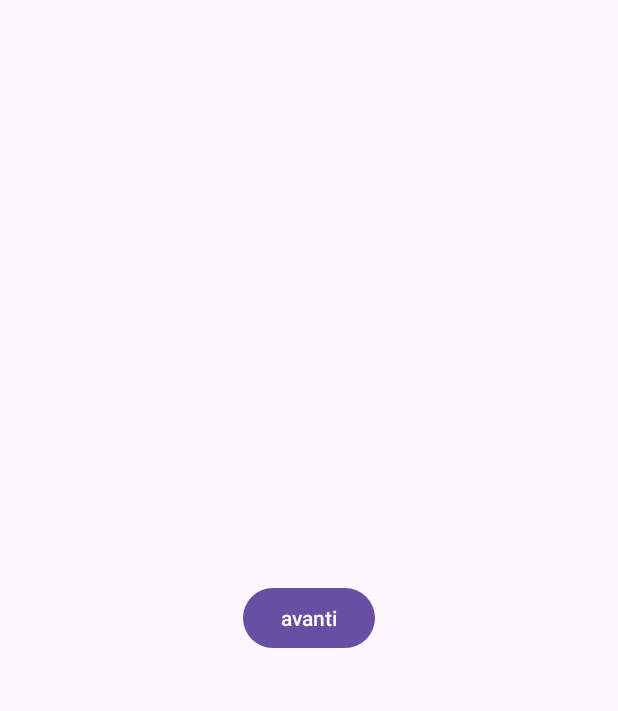
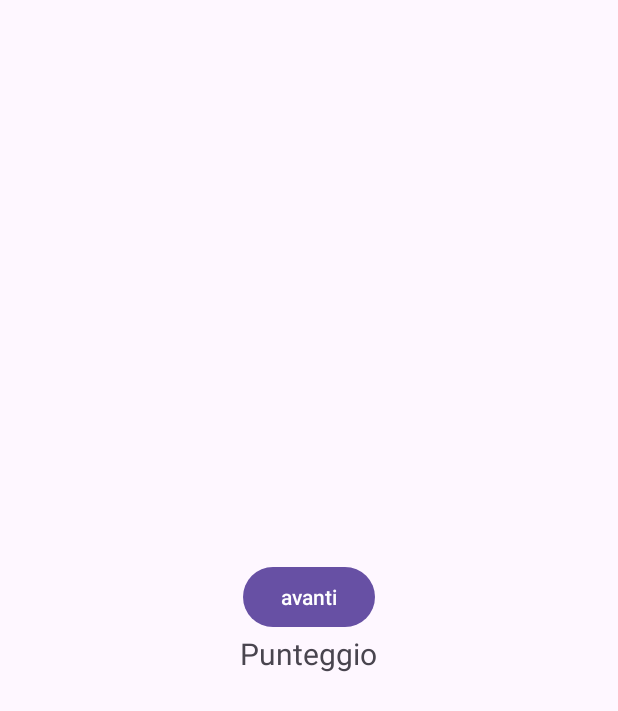
Before and after one commit to PierlucaDiPalma/Pronuntia3DGroup, an Android app: the MainActivity screen opened directly, with no data from a screen before it, on a phone screen of 412 x 824 dp. Shown: the top 711 px of the screen. Run offline under Robolectric (Android 15) with nearby library versions, the phone set to English and light mode, and no system bars; 5 statements that could not run were skipped.

Commit message:
Fix sistema di punteggio

```diff
--- a/app/src/main/java/com/uniba/pronuntia/MainActivity.java
+++ b/app/src/main/java/com/uniba/pronuntia/MainActivity.java
@@ -14,15 +14,19 @@ import androidx.core.graphics.Insets;
 import androidx.core.view.ViewCompat;
 import androidx.core.view.WindowInsetsCompat;
 
+import org.w3c.dom.Text;
+
 import java.util.ArrayList;
 import java.util.Collection;
 import java.util.Collections;
 
-public class MainActivity extends AppCompatActivity implements LivelloDen.HomeListener {
+public class MainActivity extends AppCompatActivity implements OnDataPassListener{
 
     private DBHelper db;
     private Button avanti;
+    private int punteggio = 0;
     private static final String TAG = "MainActivity";
+    private TextView punteggioText;
     int i = 0;
 
     @Override
@@ -37,6 +41,7 @@ public class MainActivity extends AppCompatActivity implements LivelloDen.HomeLi
         });
 
         avanti = findViewById(R.id.avanti);
+        punteggioText = findViewById(R.id.punteggio);
         db = new DBHelper(this);
 
         String email = "paoloneri@gmail.com";
@@ -54,6 +59,8 @@ public class MainActivity extends AppCompatActivity implements LivelloDen.HomeLi
         Bundle args = new Bundle();
 
         loadFragment(i, esercizi, args);
+
+
 
         avanti.setOnClickListener(new View.OnClickListener() {
             @Override
@@ -76,6 +83,7 @@ public class MainActivity extends AppCompatActivity implements LivelloDen.HomeLi
             args.putString("Titolo", esercizi.get(i).getName());
             args.putByteArray("Immagine", esercizi.get(i).getImmagine1());
             args.putString("Aiuto", esercizi.get(i).getAiuto());
+            args.putInt("Punteggio", punteggio);
 
             LivelloDen fragment = new LivelloDen();
             fragment.setArguments(args);
@@ -86,7 +94,7 @@ public class MainActivity extends AppCompatActivity implements LivelloDen.HomeLi
             args.putString("Parola1", esercizi.get(i).getSequenza()[0]);
             args.putString("Parola2", esercizi.get(i).getSequenza()[1]);
             args.putString("Parola3", esercizi.get(i).getSequenza()[2]);
-
+            args.putInt("Punteggio", punteggio);
 
             LivelloSeq fragment = new LivelloSeq();
             fragment.setArguments(args);
@@ -98,6 +106,7 @@ public class MainActivity extends AppCompatActivity implements LivelloDen.HomeLi
             args.putByteArray("Immagine1", esercizi.get(i).getImmagine1());
             args.putByteArray("Immagine2", esercizi.get(i).getImmagine2());
             args.putString("Aiuto", esercizi.get(i).getAiuto());
+            args.putInt("Punteggio", punteggio);
 
             LivelloCop fragment = new LivelloCop();
             fragment.setArguments(args);
@@ -110,7 +119,11 @@ public class MainActivity extends AppCompatActivity implements LivelloDen.HomeLi
     }
 
     @Override
-    public void sendPoints(int points) {
-        Log.d(TAG, "sendPoints: " + points);
+    public void onDataPass(int points) {
+        // Ricevi il dato elaborato e fai qualcosa con esso (ad esempio, stampalo)
+        punteggio = points;
+        punteggioText.setText(String.valueOf(punteggio));
+        Log.d("MainActivity", "Dato elaborato dal Fragment: " + punteggio);
     }
+
 }
--- /dev/null
+++ b/app/src/main/java/com/uniba/pronuntia/OnDataPassListener.java
@@ -0,0 +1,5 @@
+package com.uniba.pronuntia;
+
+public interface OnDataPassListener {
+    void onDataPass(int points);
+}
--- a/app/src/main/res/layout/activity_main.xml
+++ b/app/src/main/res/layout/activity_main.xml
@@ -20,4 +20,11 @@
         android:layout_height="wrap_content"
         android:text="avanti"/>
 
+    <TextView
+        android:id="@+id/punteggio"
+        android:layout_width="wrap_content"
+        android:layout_height="wrap_content"
+        android:text="Punteggio"
+        android:textSize="20dp"/>
+
 </LinearLayout>
```
Also changed, not shown: app/src/main/java/com/uniba/pronuntia/LevelAdapter.java (+5 -5 lines), app/src/main/java/com/uniba/pronuntia/LivelloCop.java (+17 -1 lines), app/src/main/java/com/uniba/pronuntia/LivelloDen.java (+21 -16 lines), app/src/main/java/com/uniba/pronuntia/LivelloSeq.java (+29 -3 lines).
